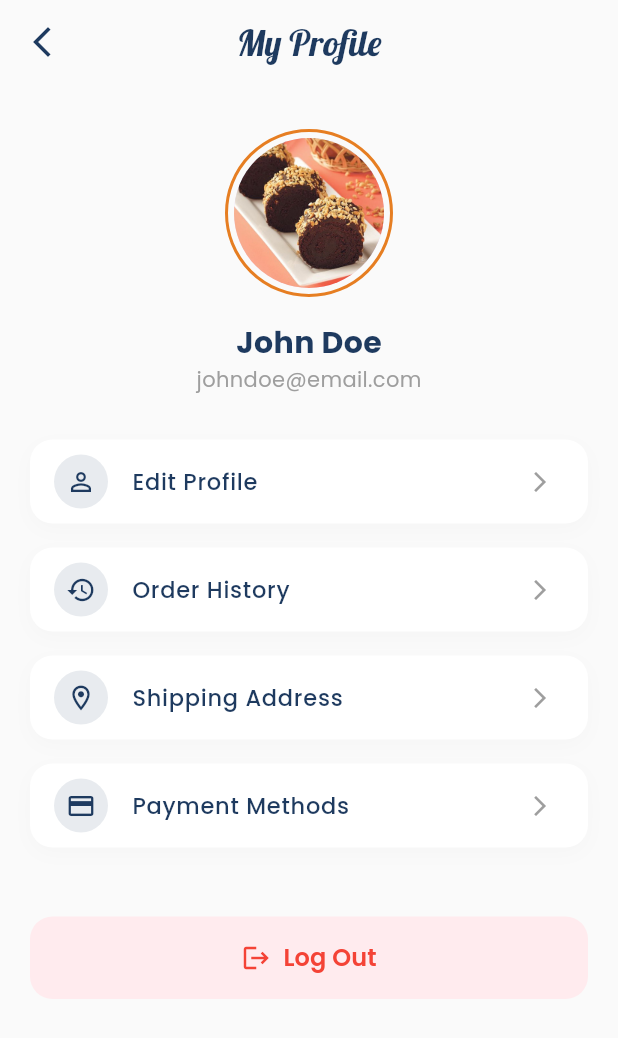
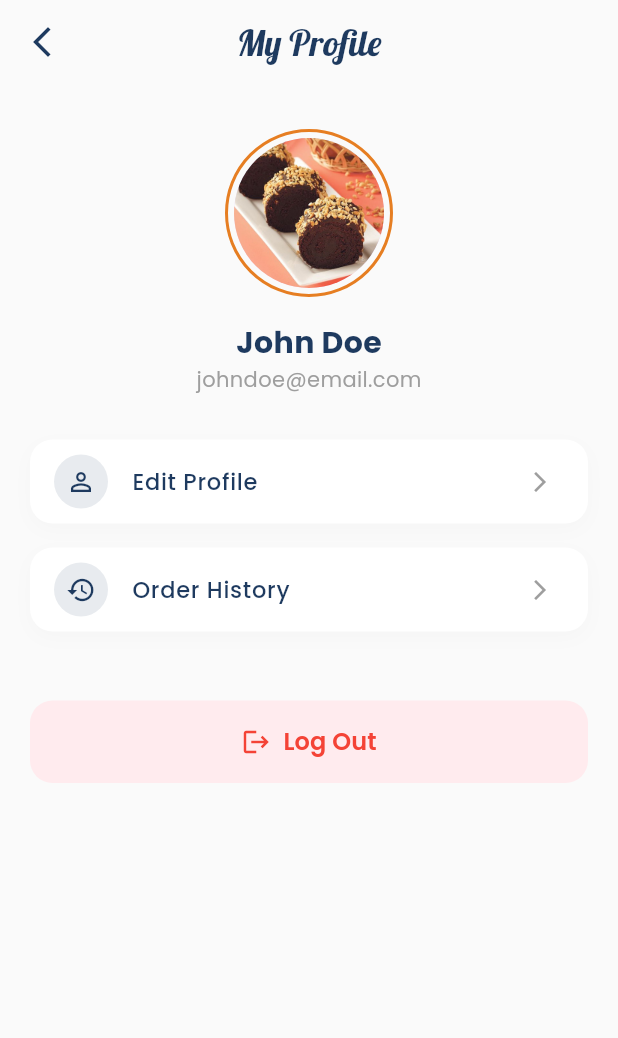
Before and after one commit to BroBay24/Dapurmamma, a Flutter app: the ProfileScreen screen opened by its route, on a phone screen of 412 x 824 dp. Shown: the top 1038 px of the screen. Run offline on Flutter 3.47's test engine with Material 3 defaults, Android fonts, the phone set to English and light mode, and no system bars; our stand-ins replace firebase_auth, firebase_core, google_fonts; accounts and stored records are empty.

Commit message:
fix,ui Iteration

```diff
--- a/lib/screens/profile_screen.dart
+++ b/lib/screens/profile_screen.dart
@@ -81,20 +81,8 @@ class ProfileScreen extends StatelessWidget {
               title: 'Order History',
               onTap: () => Navigator.pushNamed(context, '/order_history'),
             ),
-            _buildProfileMenu(
-              icon: Icons.location_on_outlined,
-              title: 'Shipping Address',
-              onTap: () {
-                // Navigasi ke alamat (nanti)
-              },
-            ),
-            _buildProfileMenu(
-              icon: Icons.payment,
-              title: 'Payment Methods',
-              onTap: () {
-                // Navigasi ke pembayaran (nanti)
-              },
-            ),
+
+            // Menu Shipping Address dan Payment Methods dihapus dari sini
 
             const SizedBox(height: 20),
 
```
